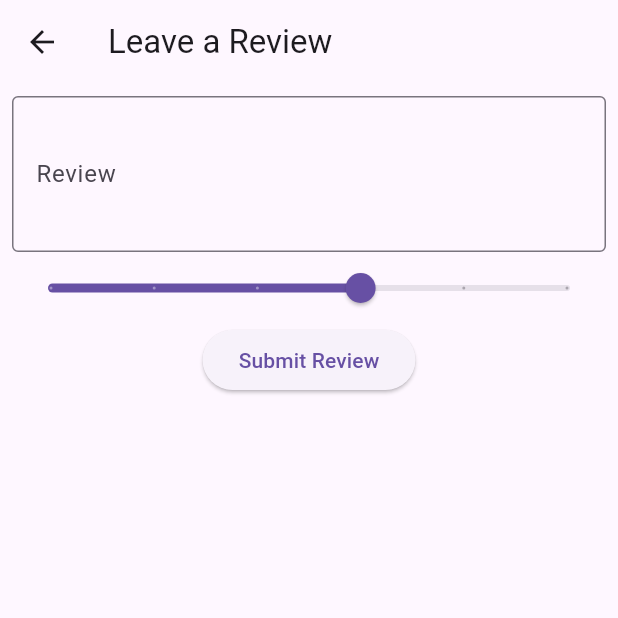
After one commit to alexanderPat0/oilsavings, a Flutter app: the ReviewScreen screen opened directly, on a phone screen of 412 x 824 dp, the top half of it. The commit adds this screen. Run offline on Flutter 3.47's test engine with Material 3 defaults, Android fonts, the phone set to English and light mode, and no system bars; our stand-ins replace animate_do, firebase_auth, firebase_core, firebase_database, geolocator, google_maps_flutter and 2 more; missing offline and left inert: google_geocoding_api; accounts and stored records are empty; network calls fail.

Commit message:
Cosneguido CarWash reviews

```diff
--- a/lib/models/CarWashModel.dart
+++ b/lib/models/CarWashModel.dart
@@ -19,7 +19,6 @@ class CarWashData {
   String? businessStatus;
   double? latitude;
   double? longitude;
-  String? id;
   String? name;
   bool? openNow;
   String? placeId;
@@ -31,7 +30,6 @@ class CarWashData {
     this.businessStatus,
     this.latitude,
     this.longitude,
-    this.id,
     this.name,
     this.openNow,
     this.placeId,
@@ -44,7 +42,6 @@ class CarWashData {
     businessStatus = json['business_status'] as String?;
     latitude = (json['geometry']['location']['lat'] as num?)?.toDouble();
     longitude = (json['geometry']['location']['lng'] as num?)?.toDouble();
-    id = json['id'] as String?;
     name = json['name'] as String?;
     openNow = json['opening_hours'] != null
         ? json['opening_hours']['open_now'] as bool?
--- a/lib/models/ParkingModel.dart
+++ b/lib/models/ParkingModel.dart
@@ -19,7 +19,6 @@ class ParkingData {
   String? businessStatus;
   double? latitude;
   double? longitude;
-  String? id;
   String? name;
   bool? openNow;
   String? placeId;
@@ -31,7 +30,6 @@ class ParkingData {
     this.businessStatus,
     this.latitude,
     this.longitude,
-    this.id,
     this.name,
     this.openNow,
     this.placeId,
--- /dev/null
+++ b/lib/screens/user/reviewScreen.dart
@@ -0,0 +1,123 @@
+import 'package:firebase_database/firebase_database.dart';
+import 'package:flutter/material.dart';
+
+class ReviewScreen extends StatefulWidget {
+  final String? placeId;
+  final String? userId;
+
+  const ReviewScreen({Key? key, this.placeId, this.userId}) : super(key: key);
+
+  @override
+  _ReviewScreenState createState() => _ReviewScreenState();
+}
+
+class _ReviewScreenState extends State<ReviewScreen> {
+  final TextEditingController _reviewController = TextEditingController();
+  double _rating = 3.0;
+  bool _isLoaded = false;
+
+  @override
+  void initState() {
+    super.initState();
+    _loadExistingReview();
+  }
+
+  void _loadExistingReview() async {
+    Query ref = FirebaseDatabase.instance
+        .ref('carWashReview')
+        .orderByChild('placeId_userId')
+        .equalTo('${widget.placeId}_${widget.userId}');
+
+    DatabaseEvent event = await ref.once();
+
+    if (event.snapshot.exists) {
+      Map<dynamic, dynamic> reviews =
+          event.snapshot.value as Map<dynamic, dynamic>;
+      if (reviews.isNotEmpty) {
+        Map<dynamic, dynamic> firstReviewData = reviews.values.first;
+        setState(() {
+          _reviewController.text = firstReviewData['review'];
+          _rating = double.parse(firstReviewData['rating'].toString());
+          _isLoaded = true;
+        });
+      } else {
+        // No hay revisión previa por este usuario para este lugar
+        setState(() {
+          _isLoaded = true;
+        });
+      }
+    } else {
+      // No hay datos en la base de datos para esta consulta
+      setState(() {
+        _isLoaded = true;
+      });
+    }
+  }
+
+  @override
+  Widget build(BuildContext context) {
+    if (!_isLoaded) {
+      return Scaffold(
+        appBar: AppBar(title: Text('Loading...')),
+        body: Center(child: CircularProgressIndicator()),
+      );
+    }
+
+    return Scaffold(
+      appBar: AppBar(title: Text('Leave a Review')),
+      body: Padding(
+        padding: EdgeInsets.all(8.0),
+        child: Column(
+          children: [
+            TextField(
+              controller: _reviewController,
+              decoration: InputDecoration(
+                labelText: 'Review',
+                border: OutlineInputBorder(),
+              ),
+              maxLines: 3,
+            ),
+            Slider(
+              value: _rating,
+              min: 0,
+              max: 5,
+              divisions: 5,
+              label: _rating.round().toString(),
+              onChanged: (double value) {
+                setState(() {
+                  _rating = value;
+                });
+              },
+            ),
+            ElevatedButton(
+              onPressed: () => _submitReview(context),
+              child: Text('Submit Review'),
+            ),
+          ],
+        ),
+      ),
+    );
+  }
+
+  void _submitReview(BuildContext context) {
+    final review = {
+      'placeId': widget.placeId,
+      'userId': widget.userId,
+      'review': _reviewController.text,
+      'rating': _rating,
+      'placeId_userId': '${widget.placeId}_${widget.userId}',
+    };
+
+    DatabaseReference ref = FirebaseDatabase.instance.ref('carWashReview');
+    ref.child('${widget.placeId}_${widget.userId}').set(review).then((_) {
+      Navigator.pop(context);
+      ScaffoldMessenger.of(context).showSnackBar(
+        SnackBar(content: Text('Review submitted successfully')),
+      );
+    }).catchError((error) {
+      ScaffoldMessenger.of(context).showSnackBar(
+        SnackBar(content: Text('Failed to submit review: $error')),
+      );
+    });
+  }
+}
--- a/pubspec.yaml
+++ b/pubspec.yaml
@@ -7,6 +7,7 @@ environment:
 
 dependencies:
   animate_do: ^3.3.4
+  animated_text_kit: ^4.2.2
   chaleno: ^0.0.8
   email_validator: ^2.1.17
   firebase_auth: ^4.20.0
```
Also changed, not shown: lib/screens/user/carWash_map.dart (+17 -0 lines), pubspec.lock.
